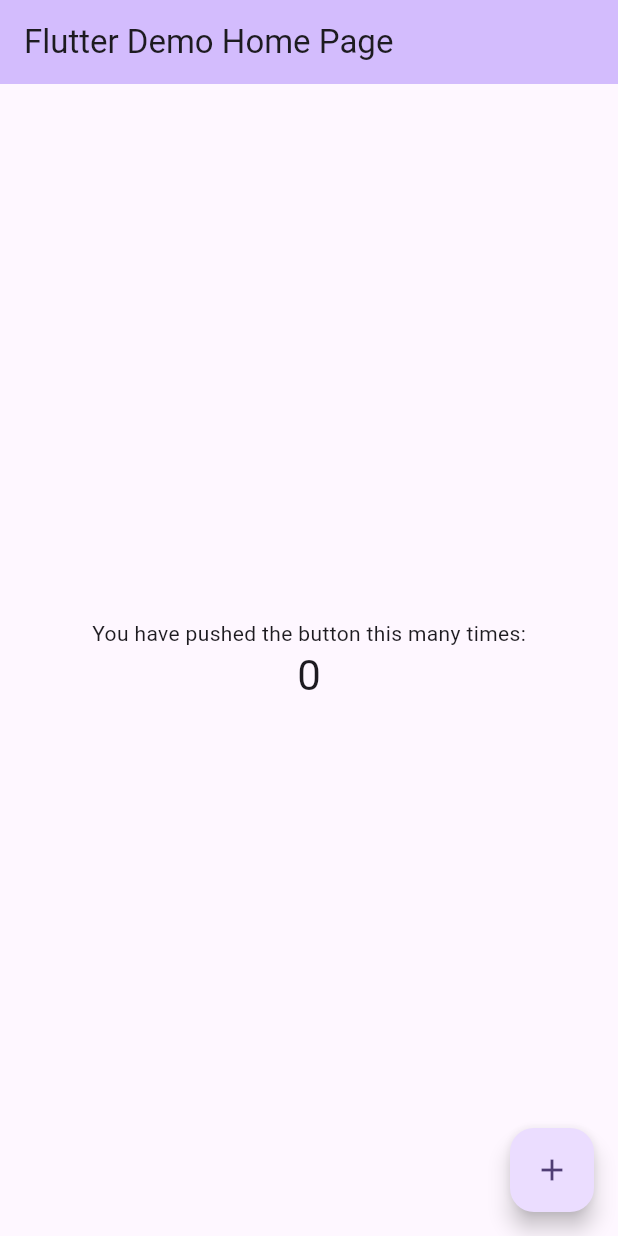
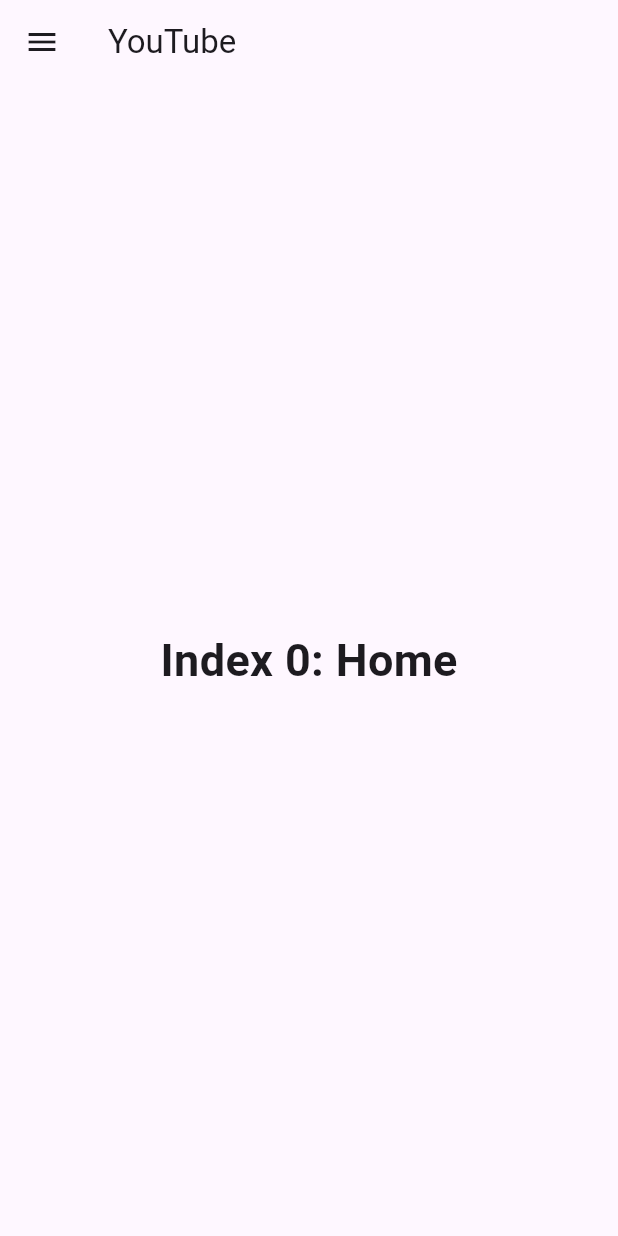
Before and after one commit to caldeira-leonardo/clone_youtube_flutter, a Flutter app: the screen it shows after launch, on a phone screen of 412 x 824 dp. Run offline on Flutter 3.47's test engine with Material 3 defaults, Android fonts, the light colour scheme and no system bars.

Commit message:
started projectg and added drawer

```diff
--- /dev/null
+++ b/lib/app/app.dart
@@ -0,0 +1,20 @@
+import 'package:flutter/material.dart';
+
+import 'shared/widgets/navigation_custom.dart';
+
+class App extends StatelessWidget {
+  const App({super.key});
+
+  @override
+  Widget build(BuildContext context) {
+    return MaterialApp(
+      builder: (context, __) {
+        return SizedBox(
+          height: MediaQuery.sizeOf(context).height,
+          width: MediaQuery.sizeOf(context).width,
+          child: const NavigationCustom(),
+        );
+      },
+    );
+  }
+}
--- /dev/null
+++ b/lib/app/shared/widgets/navigation_custom.dart
@@ -0,0 +1,124 @@
+import 'package:flutter/material.dart';
+
+class NavigationCustom extends StatefulWidget {
+  const NavigationCustom({super.key});
+
+  @override
+  State<NavigationCustom> createState() => _NavigationCustomState();
+}
+
+class _NavigationCustomState extends State<NavigationCustom> {
+  int selectedIndex = 0;
+  void changeDestination(int index) {
+    setState(() {
+      selectedIndex = index;
+    });
+  }
+
+  int _selectedIndex = 0;
+  static const TextStyle optionStyle =
+      TextStyle(fontSize: 30, fontWeight: FontWeight.bold);
+  static const List<Widget> _widgetOptions = <Widget>[
+    Text(
+      'Index 0: Home',
+      style: optionStyle,
+    ),
+    Text(
+      'Index 1: Business',
+      style: optionStyle,
+    ),
+    Text(
+      'Index 2: School',
+      style: optionStyle,
+    ),
+  ];
+
+  void _onItemTapped(int index) {
+    setState(() {
+      _selectedIndex = index;
+    });
+  }
+
+  NavigationRailDestination customDestination({
+    icon,
+    color,
+    selectedIcon,
+    label,
+  }) {
+    return NavigationRailDestination(
+      icon: icon,
+      indicatorColor: color,
+      selectedIcon: selectedIcon,
+      label: Text(label),
+    );
+  }
+
+  @override
+  Widget build(BuildContext context) {
+    return Scaffold(
+      appBar: AppBar(
+        title: const Text('YouTube'),
+        leading: Builder(
+          builder: (context) {
+            return IconButton(
+              icon: const Icon(Icons.menu),
+              onPressed: () {
+                Scaffold.of(context).openDrawer();
+              },
+            );
+          },
+        ),
+      ),
+      body: Center(
+        child: _widgetOptions[_selectedIndex],
+      ),
+      drawer: Drawer(
+        // Add a ListView to the drawer. This ensures the user can scroll
+        // through the options in the drawer if there isn't enough vertical
+        // space to fit everything.
+        child: ListView(
+          // Important: Remove any padding from the ListView.
+          padding: EdgeInsets.zero,
+          children: [
+            const DrawerHeader(
+              decoration: BoxDecoration(
+                color: Colors.blue,
+              ),
+              child: Text('Drawer Header'),
+            ),
+            ListTile(
+              title: const Text('Home'),
+              selected: _selectedIndex == 0,
+              onTap: () {
+                // Update the state of the app
+                _onItemTapped(0);
+                // Then close the drawer
+                Navigator.pop(context);
+              },
+            ),
+            ListTile(
+              title: const Text('Business'),
+              selected: _selectedIndex == 1,
+              onTap: () {
+                // Update the state of the app
+                _onItemTapped(1);
+                // Then close the drawer
+                Navigator.pop(context);
+              },
+            ),
+            ListTile(
+              title: const Text('School'),
+              selected: _selectedIndex == 2,
+              onTap: () {
+                // Update the state of the app
+                _onItemTapped(2);
+                // Then close the drawer
+                Navigator.pop(context);
+              },
+            ),
+          ],
+        ),
+      ),
+    );
+  }
+}
--- a/lib/main.dart
+++ b/lib/main.dart
@@ -1,125 +1,9 @@
 import 'package:flutter/material.dart';
 
+import 'app/app.dart';
+
 void main() {
-  runApp(const MyApp());
+  WidgetsFlutterBinding.ensureInitialized();
+
+  runApp(const App());
 }
-
-class MyApp extends StatelessWidget {
-  const MyApp({super.key});
-
-  // This widget is the root of your application.
-  @override
-  Widget build(BuildContext context) {
-    return MaterialApp(
-      title: 'Flutter Demo',
-      theme: ThemeData(
-        // This is the theme of your application.
-        //
-        // TRY THIS: Try running your application with "flutter run". You'll see
-        // the application has a purple toolbar. Then, without quitting the app,
-        // try changing the seedColor in the colorScheme below to Colors.green
-        // and then invoke "hot reload" (save your changes or press the "hot
-        // reload" button in a Flutter-supported IDE, or press "r" if you used
-        // the command line to start the app).
-        //
-        // Notice that the counter didn't reset back to zero; the application
-        // state is not lost during the reload. To reset the state, use hot
-        // restart instead.
-        //
-        // This works for code too, not just values: Most code changes can be
-        // tested with just a hot reload.
-        colorScheme: ColorScheme.fromSeed(seedColor: Colors.deepPurple),
-        useMaterial3: true,
-      ),
-      home: const MyHomePage(title: 'Flutter Demo Home Page'),
-    );
-  }
-}
-
-class MyHomePage extends StatefulWidget {
-  const MyHomePage({super.key, required this.title});
-
-  // This widget is the home page of your application. It is stateful, meaning
-  // that it has a State object (defined below) that contains fields that affect
-  // how it looks.
-
-  // This class is the configuration for the state. It holds the values (in this
-  // case the title) provided by the parent (in this case the App widget) and
-  // used by the build method of the State. Fields in a Widget subclass are
-  // always marked "final".
-
-  final String title;
-
-  @override
-  State<MyHomePage> createState() => _MyHomePageState();
-}
-
-class _MyHomePageState extends State<MyHomePage> {
-  int _counter = 0;
-
-  void _incrementCounter() {
-    setState(() {
-      // This call to setState tells the Flutter framework that something has
-      // changed in this State, which causes it to rerun the build method below
-      // so that the display can reflect the updated values. If we changed
-      // _counter without calling setState(), then the build method would not be
-      // called again, and so nothing would appear to happen.
-      _counter++;
-    });
-  }
-
-  @override
-  Widget build(BuildContext context) {
-    // This method is rerun every time setState is called, for instance as done
-    // by the _incrementCounter method above.
-    //
-    // The Flutter framework has been optimized to make rerunning build methods
-    // fast, so that you can just rebuild anything that needs updating rather
-    // than having to individually change instances of widgets.
-    return Scaffold(
-      appBar: AppBar(
-        // TRY THIS: Try changing the color here to a specific color (to
-        // Colors.amber, perhaps?) and trigger a hot reload to see the AppBar
-        // change color while the other colors stay the same.
-        backgroundColor: Theme.of(context).colorScheme.inversePrimary,
-        // Here we take the value from the MyHomePage object that was created by
-        // the App.build method, and use it to set our appbar title.
-        title: Text(widget.title),
-      ),
-      body: Center(
-        // Center is a layout widget. It takes a single child and positions it
-        // in the middle of the parent.
-        child: Column(
-          // Column is also a layout widget. It takes a list of children and
-          // arranges them vertically. By default, it sizes itself to fit its
-          // children horizontally, and tries to be as tall as its parent.
-          //
-          // Column has various properties to control how it sizes itself and
-          // how it positions its children. Here we use mainAxisAlignment to
-          // center the children vertically; the main axis here is the vertical
-          // axis because Columns are vertical (the cross axis would be
-          // horizontal).
-          //
-          // TRY THIS: Invoke "debug painting" (choose the "Toggle Debug Paint"
-          // action in the IDE, or press "p" in the console), to see the
-          // wireframe for each widget.
-          mainAxisAlignment: MainAxisAlignment.center,
-          children: <Widget>[
-            const Text(
-              'You have pushed the button this many times:',
-            ),
-            Text(
-              '$_counter',
-              style: Theme.of(context).textTheme.headlineMedium,
-            ),
-          ],
-        ),
-      ),
-      floatingActionButton: FloatingActionButton(
-        onPressed: _incrementCounter,
-        tooltip: 'Increment',
-        child: const Icon(Icons.add),
-      ), // This trailing comma makes auto-formatting nicer for build methods.
-    );
-  }
-}
--- a/pubspec.yaml
+++ b/pubspec.yaml
@@ -2,7 +2,7 @@ name: clone_youtube_flutter
 description: "A new Flutter project."
 # The following line prevents the package from being accidentally published to
 # pub.dev using `flutter pub publish`. This is preferred for private packages.
-publish_to: 'none' # Remove this line if you wish to publish to pub.dev
+publish_to: "none" # Remove this line if you wish to publish to pub.dev
 
 # The following defines the version and build number for your application.
 # A version number is three numbers separated by dots, like 1.2.43
@@ -19,7 +19,7 @@ publish_to: 'none' # Remove this line if you wish to publish to pub.dev
 version: 1.0.0+1
 
 environment:
-  sdk: '>=3.4.0 <4.0.0'
+  sdk: ">=3.4.0 <4.0.0"
 
 # Dependencies specify other packages that your package needs in order to work.
 # To automatically upgrade your package dependencies to the latest versions
@@ -30,7 +30,6 @@ environment:
 dependencies:
   flutter:
     sdk: flutter
-
 
   # The following adds the Cupertino Icons font to your application.
   # Use with the CupertinoIcons class for iOS style icons.
@@ -52,7 +51,6 @@ dev_dependencies:
 
 # The following section is specific to Flutter packages.
 flutter:
-
   # The following line ensures that the Material Icons font is
   # included with your application, so that you can use the icons in
   # the material Icons class.
```
Also changed, not shown: analysis_options.yaml (+17 -24 lines), lib/app/shared/widgets/2.dart (added), 1 other file.
